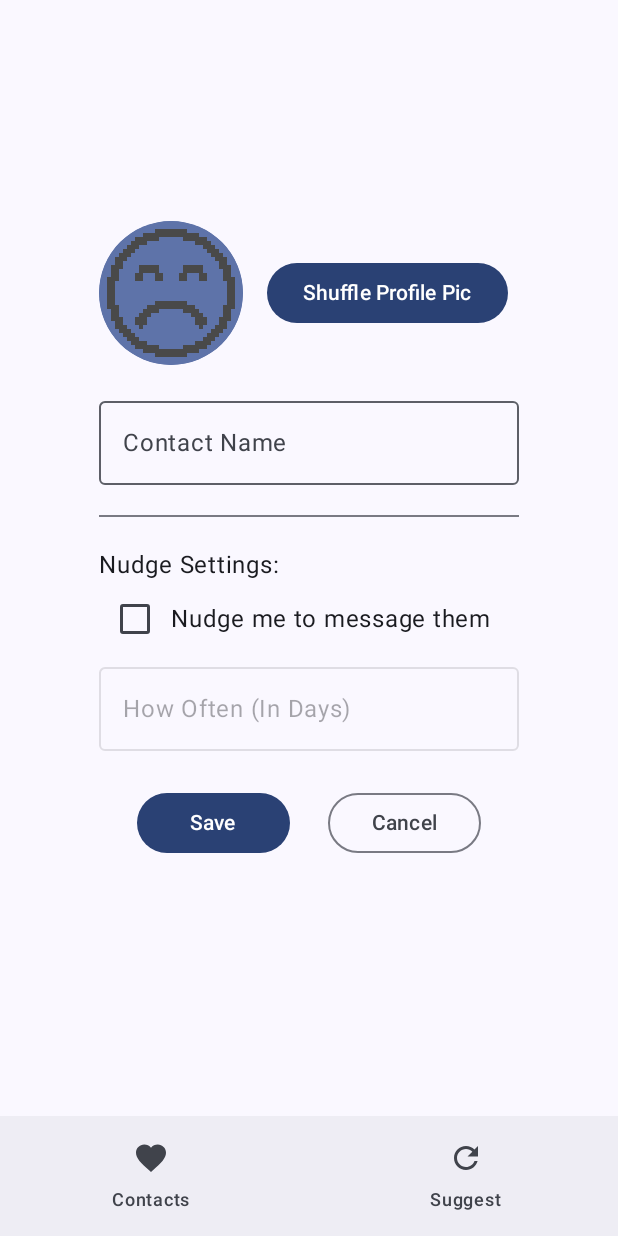
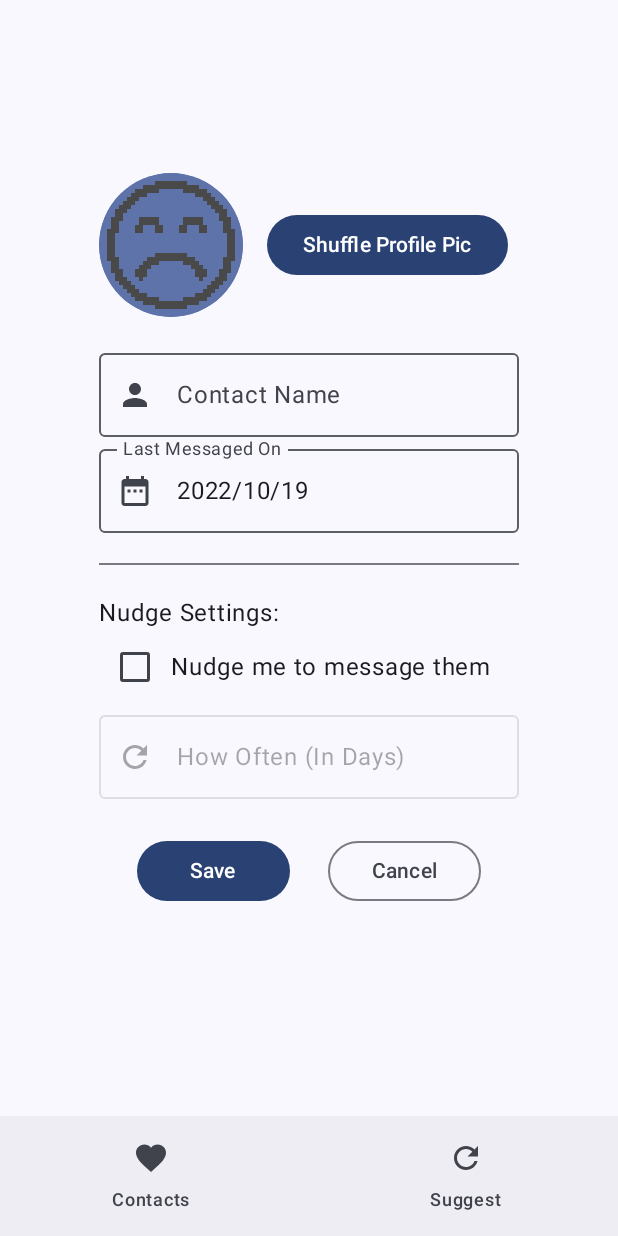
Before and after one commit to NoahOrtega/Hearts-Monitor, an Android app built with Jetpack Compose: the EditContactScreen screen opened through its navigation route, on a phone screen of 412 x 824 dp. Run offline under Robolectric (Android 15) with nearby library versions, the light colour scheme and no system bars; our stand-ins replace Room's generated code.

Commit message:
Added date picker
Added date picker to edit contact screen for choosing the 'last messaged on' date

```diff
--- a/app/src/main/java/info/noahortega/heartsmonitor/MainActivity.kt
+++ b/app/src/main/java/info/noahortega/heartsmonitor/MainActivity.kt
@@ -1,7 +1,9 @@
 package info.noahortega.heartsmonitor
 
+import android.app.DatePickerDialog
 import android.content.res.Configuration
 import android.os.Bundle
+import android.widget.DatePicker
 import androidx.activity.ComponentActivity
 import androidx.activity.compose.setContent
 import androidx.annotation.StringRes
@@ -15,7 +17,6 @@ import androidx.compose.material.ExperimentalMaterialApi
 import androidx.compose.material.FractionalThreshold
 import androidx.compose.material.icons.Icons
 import androidx.compose.material.icons.filled.*
-import androidx.compose.material.icons.outlined.Favorite
 import androidx.compose.material.rememberSwipeableState
 import androidx.compose.material.swipeable
 import androidx.compose.material3.*
@@ -26,12 +27,11 @@ import androidx.compose.ui.draw.clip
 import androidx.compose.ui.graphics.Paint
 import androidx.compose.ui.graphics.vector.ImageVector
 import androidx.compose.ui.platform.LocalConfiguration
+import androidx.compose.ui.platform.LocalContext
 import androidx.compose.ui.platform.LocalDensity
 import androidx.compose.ui.res.painterResource
 import androidx.compose.ui.res.stringResource
 import androidx.compose.ui.text.style.TextAlign
-import androidx.compose.ui.tooling.preview.Devices
-import androidx.compose.ui.tooling.preview.Preview
 import androidx.compose.ui.unit.IntOffset
 import androidx.compose.ui.unit.dp
 import androidx.compose.ui.unit.min
@@ -112,6 +112,7 @@ fun EntryPoint() {
                EditContactScreen(
                   name = vm.myEditState.name, picture = vm.myEditState.imgId,
                   isNudger = vm.myEditState.isNudger, dayInterval = vm.myEditState.nudgeDayInterval,
+                  lastContacted = vm.myEditState.lastMessagedDate,
                   onRandomPressed = {vm.onRandomPicPress()},
                   modifier = mod.fillMaxSize(),
                   nameErrorMessage = vm.myEditState.nameError,
@@ -125,6 +126,7 @@ fun EntryPoint() {
                   onCancelPressed = {
                      nav.popBackStack()
                   },
+                  onLastContactedChanged = {date -> vm.myEditState.lastMessagedDate = date},
                   onNameChange = {name -> vm.myEditState.name = name},
                   onDayIntervalChange = {interval -> vm.tryToChangeInterval(interval)},
                   onNudgeChange = {doNudge -> vm.myEditState.isNudger = doNudge},
@@ -207,18 +209,23 @@ fun BottomBar(modifier: Modifier = Modifier, nav : NavHostController, hasNudges:
 
 @OptIn(ExperimentalMaterial3Api::class)
 @Composable
-fun EditContactScreen(name: String, picture: Int, isNudger: Boolean, dayInterval: String?,
+fun EditContactScreen(
+   name: String, picture: Int, isNudger: Boolean, dayInterval: String?, lastContacted: LocalDate,
    nameErrorMessage: String?, nudgeErrorMessage: String?,
-                      onNameChange: (String) -> Unit, onDayIntervalChange: (String) -> Unit, onNudgeChange: (Boolean)-> Unit,
+   onNameChange: (String) -> Unit, onDayIntervalChange: (String) -> Unit,
+   onNudgeChange: (Boolean) -> Unit, onLastContactedChanged: (LocalDate) -> Unit,
    modifier: Modifier = Modifier,
-                      onRandomPressed: () -> Unit, onSavePressed: () -> Unit, onCancelPressed: () -> Unit,) {
-   Column(modifier = modifier
+   onRandomPressed: () -> Unit, onSavePressed: () -> Unit, onCancelPressed: () -> Unit,
+) {
+   Column(
+      modifier = modifier
          .padding(40.dp)
          .verticalScroll(rememberScrollState()),
       horizontalAlignment = Alignment.CenterHorizontally,
       verticalArrangement = Arrangement.Center,
    ) {
       Column(Modifier.width(intrinsicSize = IntrinsicSize.Max)) {
+         //pfp settings
          Row(verticalAlignment = Alignment.CenterVertically) {
             ContactImage(modifier = Modifier.width(96.dp), imgId = picture, name = "Edit Screen")
             Spacer(modifier = Modifier.size(16.dp))
@@ -226,47 +233,91 @@ fun EditContactScreen(name: String, picture: Int, isNudger: Boolean, dayInterval
                Text(text = "Shuffle Profile Pic")
             }
          }
+
+         //general settings
          Spacer(modifier = Modifier.size(16.dp))
-
-         OutlinedTextField( //TODO:text size limit
+         OutlinedTextField(
             value = name,
+            leadingIcon = { Icon(Icons.Filled.Person, null)},
             onValueChange = { onNameChange(it) },
             label = { Text("Contact Name") },
             singleLine = true,
             isError = (nameErrorMessage != null),
          )
 
-         nameErrorMessage?.let { Text(text = it,
+         nameErrorMessage?.let {
+            Text(
+               text = it,
                color = MaterialTheme.colorScheme.error,
-            style = MaterialTheme.typography.labelSmall) }
+               style = MaterialTheme.typography.labelSmall
+            )
+         }
 
+         //last messaged date picker
+         val myYear: Int = lastContacted.year
+         val myMonth: Int = lastContacted.monthValue - 1
+         val myDay: Int = lastContacted.dayOfMonth
+
+
+         val datePickerDialog = DatePickerDialog(
+            LocalContext.current,
+            { _: DatePicker, year: Int, month: Int, day: Int ->
+               onLastContactedChanged(LocalDate.of(year, month + 1, day))
+            }, myYear, myMonth, myDay
+         ).also {
+            it.datePicker.maxDate = System.currentTimeMillis()
+         }
+
+         OutlinedTextField(
+            value = lastContacted.toString().replace('-','/'),
+            enabled = false,
+            leadingIcon = {Icon(Icons.Filled.DateRange,null)},
+            onValueChange = {},
+            label = { Text("Last Messaged On") },
+            modifier = Modifier.clickable { datePickerDialog.show() },
+            colors = TextFieldDefaults.outlinedTextFieldColors(
+               disabledTextColor = MaterialTheme.colorScheme.onSurface,
+               disabledBorderColor = MaterialTheme.colorScheme.outline,
+               disabledLabelColor = MaterialTheme.colorScheme.onSurfaceVariant,
+               disabledLeadingIconColor = MaterialTheme.colorScheme.onSurfaceVariant)
+         )
+
+         //nudge settings
          Divider(thickness = 1.dp, modifier = Modifier.padding(vertical = 20.dp))
          Text(text = "Nudge Settings:")
          Row(verticalAlignment = Alignment.CenterVertically) {
-            Checkbox(checked = isNudger, onCheckedChange = {onNudgeChange(it)}) //Todo: make work
+            Checkbox(checked = isNudger, onCheckedChange = { onNudgeChange(it) })
             Text(text = "Nudge me to message them")
          }
 
          OutlinedTextField(
             isError = (nudgeErrorMessage != null),
             value = dayInterval ?: "",
+            leadingIcon = {Icon(Icons.Filled.Refresh, "How often should you be reminded")},
             onValueChange = { onDayIntervalChange(it) },
-            label = {Text("How Often (In Days)") },
+            label = { Text("How Often (In Days)") },
             enabled = isNudger
          )
 
-         nudgeErrorMessage?.let { Text(text = it,
+         nudgeErrorMessage?.let {
+            Text(
+               text = it,
                color = MaterialTheme.colorScheme.error,
-            style = MaterialTheme.typography.labelSmall) }
+               style = MaterialTheme.typography.labelSmall
+            )
+         }
 
-         Row(horizontalArrangement = Arrangement.SpaceEvenly,
+         //save and cancel buttons
+         Row(
+            horizontalArrangement = Arrangement.SpaceEvenly,
             modifier = Modifier
                .fillMaxWidth()
-            .padding(vertical = 24.dp)) {
+               .padding(vertical = 24.dp)
+         ) {
             val buttonModifier = Modifier.width(102.dp)
             Button(modifier = buttonModifier,
                onClick = { onSavePressed() }) {
-               Text(text = "Save" )
+               Text(text = "Save")
             }
             OutlinedButton(modifier = buttonModifier,
                onClick = { onCancelPressed() }) {
@@ -277,6 +328,11 @@ fun EditContactScreen(name: String, picture: Int, isNudger: Boolean, dayInterval
    }
 }
 
+@Composable
+fun DatePickerButton() {
+
+}
+
 ////@Preview
 //@Composable
 //fun TestContactsScreen() {
@@ -284,7 +340,7 @@ fun EditContactScreen(name: String, picture: Int, isNudger: Boolean, dayInterval
 //   ContactsScreen(contacts = vm.dummyContacts(4))
 //}
 
-@OptIn(ExperimentalMaterial3Api::class,)
+@OptIn(ExperimentalMaterial3Api::class)
 @Composable
 fun ContactsScreen(
    contacts: List<Contact>, modifier: Modifier = Modifier,
@@ -366,7 +422,8 @@ fun ContactItem(
                .width(48.dp),
                imgId = imgId, name = name)
          },
-         headlineText = { Text(text = name,
+         headlineText = { Text(
+            text = name,
          )},
          supportingText = { Text(text = dateMessage,
             color = if (isExpired) MaterialTheme.colorScheme.error else MaterialTheme.colorScheme.onBackground) },
@@ -387,8 +444,8 @@ fun ContactItem(
    }
 }
 
-@Preview(showBackground = true, device = Devices.AUTOMOTIVE_1024p, widthDp = 1024)
-@Preview(showSystemUi = true, device = Devices.PIXEL_2)
+//@Preview(showBackground = true, device = Devices.AUTOMOTIVE_1024p, widthDp = 1024)
+//@Preview(showSystemUi = true, device = Devices.PIXEL_2)
 @Composable
 fun SuggestionTest() {
    val contact = Contact(
@@ -401,14 +458,6 @@ fun SuggestionTest() {
    )
    SuggestionScreen(contact = contact)
 }
-
-@Preview(showSystemUi = true, device = Devices.PIXEL_2)
-@Composable
-fun SuggestionTestB() {
-   SuggestionScreen(contact = null)
-}
-
-
 
 @Composable
 fun SuggestionScreen(contact: Contact?, modifier: Modifier = Modifier,
@@ -453,7 +502,7 @@ fun SuggestionScreen(contact: Contact?, modifier: Modifier = Modifier,
 
             OutlinedButton(modifier = Modifier.padding(horizontal = 5.dp),
                onClick = { onAddContact() }) {
-               Icon(imageVector = Icons.Outlined.Favorite, null)
+               Icon(imageVector = Icons.Filled.Favorite, null)
                Spacer(Modifier.size(ButtonDefaults.IconSpacing))
                Text(text = "Add Contact")
             }
@@ -483,7 +532,7 @@ fun SuggestionScreen(contact: Contact?, modifier: Modifier = Modifier,
 fun SuggestionButtons(modifier: Modifier, onChat: () -> Unit, onIgnore: () -> Unit) {
    Button(modifier = modifier,
       onClick = { onChat() }) {
-      Icon(imageVector = Icons.Outlined.Favorite, null)
+      Icon(imageVector = Icons.Filled.Favorite, null)
       Spacer(Modifier.size(ButtonDefaults.IconSpacing))
       Text(text = "Will Do")
    }
```
Lines whose indentation alone changed are shown as unchanged.
